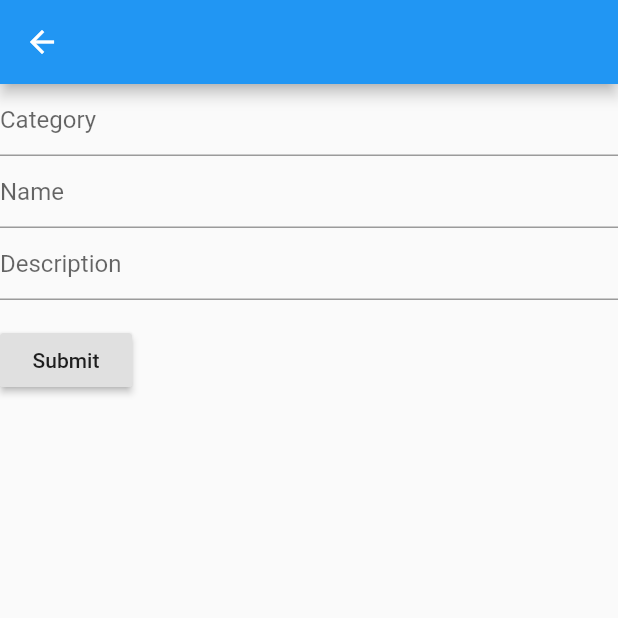
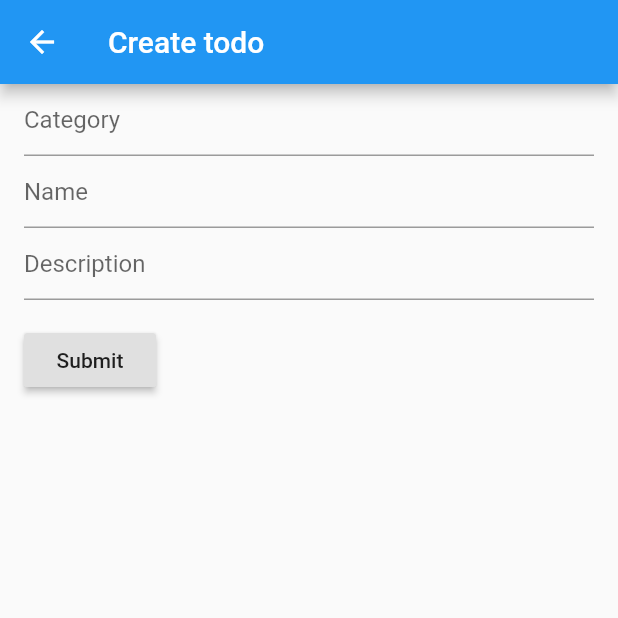
Before and after one commit to natanportilho/task-manager, a Flutter app: the CreateTodoPage screen opened directly, on a phone screen of 412 x 824 dp, the top half of it. Run offline on Flutter 3.47's test engine with Material 2 defaults, Android fonts, the phone set to English and light mode, and no system bars.

Commit message:
Adding padding to make form look better

```diff
--- a/lib/model/TodoModel.dart
+++ b/lib/model/TodoModel.dart
@@ -2,11 +2,13 @@ class TodoModel {
   String category;
   String name;
   String description;
+  bool done;
 
-  TodoModel(String category, String name, String description) {
+  TodoModel(String category, String name, String description,
+      {bool done: false}) {
+    this.done = done;
     this.category = category;
     this.name = name;
     this.description = description;
   }
-
 }
--- a/lib/pages/create_todo_page.dart
+++ b/lib/pages/create_todo_page.dart
@@ -21,10 +21,12 @@ class _CreateTodoPageState extends State<CreateTodoPage> {
     return SafeArea(
       child: Scaffold(
         appBar: AppBar(
-          title: Text(''),
+          title: Text('Create todo'),
         ),
         body: Material(
-          child: _createTodoForm(context),
+          child: Padding(
+              padding: const EdgeInsets.symmetric(horizontal: 16.0),
+              child: _createTodoForm(context)),
         ),
       ),
     );
@@ -36,6 +38,7 @@ class _CreateTodoPageState extends State<CreateTodoPage> {
       child: Column(
         crossAxisAlignment: CrossAxisAlignment.start,
         children: <Widget>[
+          // padding: const EdgeInsets.symmetric(horizontal: 16.0),
           _createCateforyField(),
           _createNameField(),
           _createDescriptionField(),
--- a/lib/pages/todo_page.dart
+++ b/lib/pages/todo_page.dart
@@ -27,6 +27,9 @@ class _TodoPageState extends State<TodoPage> {
           ),
           Center(
             child: Text(todo.description),
+          ),
+          Center(
+            child: Text(todo.done.toString()),
           )
         ],
       ),
```
